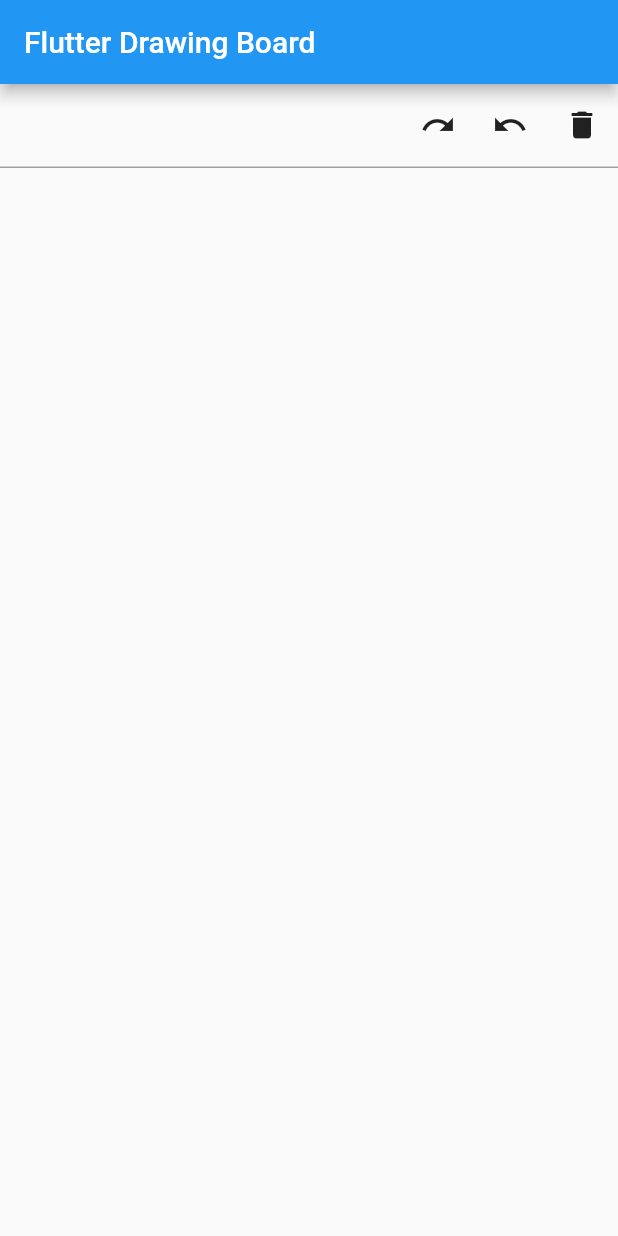
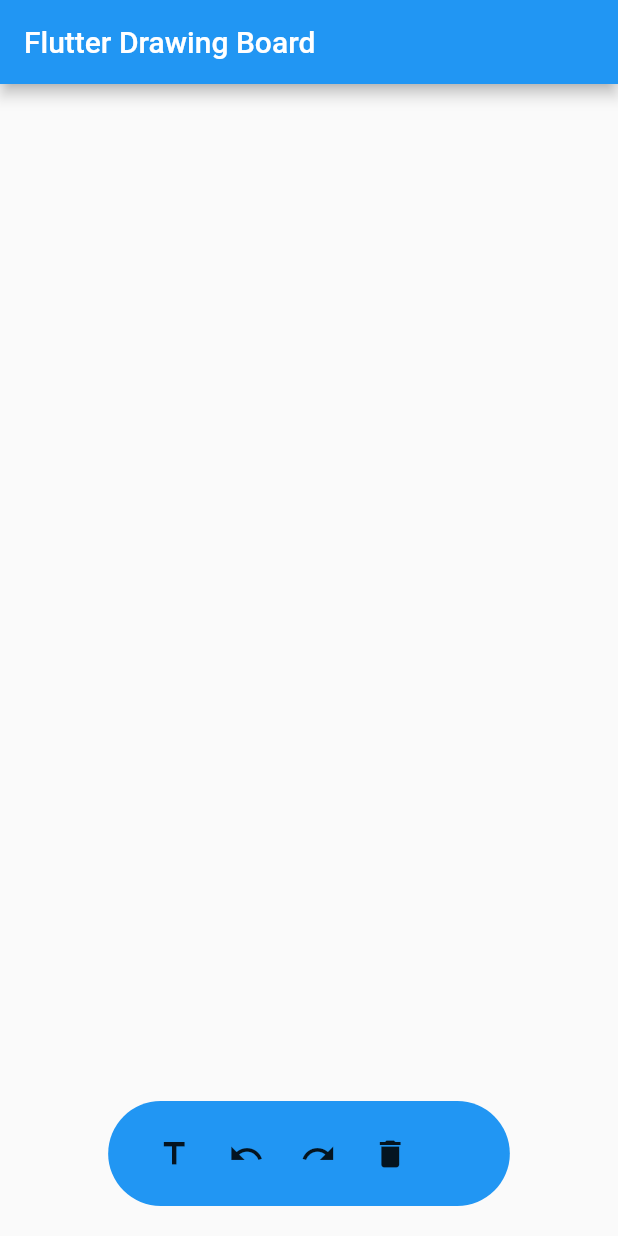
Before and after one commit to Invincible1996/flutter_drawing_board, a Flutter app: the screen it shows after launch, after a tap on the "redo" icon, on a phone screen of 412 x 824 dp. Run offline on Flutter 3.47's test engine with Material 2 defaults, Android fonts, the phone set to English and light mode, and no system bars; our stand-ins replace logger.

Commit message:
support redo uodo

```diff
--- a/lib/drawing_board.dart
+++ b/lib/drawing_board.dart
@@ -25,10 +25,13 @@ class DrawingBoard extends StatefulWidget {
 class _DrawingBoardState extends State<DrawingBoard> {
   List<Offset?> pointList = [];
 
+  ///存放所有坐标
   List<PointIndexModel> pointListWithIndex = [PointIndexModel(0, [])];
 
-  var map = {};
+  ///原始数据 用来实现反撤销的功能
+  List<PointIndexModel> originList = [PointIndexModel(0, [])];
 
+  /// 用index来记录每一帧的绘制
   int curIndex = 0;
 
   @override
@@ -38,22 +41,61 @@ class _DrawingBoardState extends State<DrawingBoard> {
 
   @override
   Widget build(BuildContext context) {
-    return Container(
-      child: Column(
+    return Stack(
+      alignment: Alignment.center,
       children: [
         Container(
-            height: 56,
-            decoration: BoxDecoration(
-              border: Border(
-                bottom: BorderSide(
-                  width: 1,
-                  color: Colors.grey,
+          child: CustomPaint(
+            painter: MyPainter(pointListWithIndex),
+            child: Listener(
+              onPointerDown: (PointerDownEvent event) {
+                // if (event.kind != PointerDeviceKind.touch) return;
+                if (pointListWithIndex.isEmpty) {
+                  pointListWithIndex.add(PointIndexModel(0, []));
+                  originList.add(PointIndexModel(0, []));
+                }
+                setState(() {});
+              },
+              onPointerMove: (PointerMoveEvent event) {
+                // if (event.kind != PointerDeviceKind.touch) return;
+                pointListWithIndex[curIndex].list.add(event.localPosition);
+                originList[curIndex].list.add(event.localPosition);
+                setState(() {});
+              },
+              onPointerUp: (PointerUpEvent event) {
+                // if (event.kind != PointerDeviceKind.touch) return;
+                curIndex++;
+                pointListWithIndex.add(PointIndexModel(curIndex, []));
+                originList.add(PointIndexModel(curIndex, []));
+                setState(() {});
+              },
+              child: Container(
+                color: Colors.transparent,
+                // child: ListView.builder(
+                //   itemBuilder: (context, index) => Container(
+                //     margin: EdgeInsets.symmetric(horizontal: 30, vertical: 15),
+                //     width: 300,
+                //     height: 150,
+                //     color: Colors.lightGreen[100 * index],
+                //   ),
+                // ),
               ),
             ),
           ),
+        ),
+        Positioned(
+          bottom: 20,
+          child: Container(
+            width: MediaQuery.of(context).size.width * .65,
+            height: 70,
+            padding: EdgeInsets.symmetric(horizontal: 20),
             child: Row(
-              mainAxisAlignment: MainAxisAlignment.end,
+              mainAxisAlignment: MainAxisAlignment.start,
               children: [
+                IconButton(
+                  onPressed: () {},
+                  icon: Icon(Icons.title),
+                ),
                 IconButton(
                   onPressed: () {
                     setState(() {
@@ -62,15 +104,33 @@ class _DrawingBoardState extends State<DrawingBoard> {
                       if (pointListWithIndex.length > 1) {
                         pointListWithIndex.removeAt(removeIndex);
                         curIndex--;
+                      } else {
+                        logger.v(pointListWithIndex.length);
+                        ScaffoldMessenger.of(context).showSnackBar(SnackBar(
+                          content: Text('无法撤销'),
+                          duration: Duration(milliseconds: 500),
+                        ));
                       }
-                      logger.v(pointListWithIndex.length);
                     });
                   },
-                  icon: Icon(Icons.redo),
+                  icon: Icon(Icons.undo),
                 ),
                 IconButton(
-                  onPressed: () {},
-                  icon: Icon(Icons.undo),
+                  onPressed: () {
+                    if (originList.length != pointListWithIndex.length) {
+                      var removeIndex = pointListWithIndex.length - 1;
+                      curIndex++;
+                      pointListWithIndex.insert(removeIndex, originList[removeIndex]);
+                    } else {
+                      ScaffoldMessenger.of(context).showSnackBar(
+                        SnackBar(
+                          content: Text('无法还原'),
+                          duration: Duration(milliseconds: 500),
+                        ),
+                      );
+                    }
+                  },
+                  icon: Icon(Icons.redo),
                 ),
                 IconButton(
                   onPressed: () {
@@ -84,38 +144,13 @@ class _DrawingBoardState extends State<DrawingBoard> {
                 ),
               ],
             ),
-          ),
-          Expanded(
-            child: CustomPaint(
-              painter: MyPainter(pointListWithIndex),
-              child: Listener(
-                onPointerDown: (PointerDownEvent event) {
-                  // if (event.kind != PointerDeviceKind.touch) return;
-                  if (pointListWithIndex.isEmpty) {
-                    pointListWithIndex.add(PointIndexModel(0, []));
-                  }
-                  setState(() {});
-                },
-                onPointerMove: (PointerMoveEvent event) {
-                  // if (event.kind != PointerDeviceKind.touch) return;
-                  // pointList.add(event.localPosition);
-                  pointListWithIndex[curIndex].list.add(event.localPosition);
-                  setState(() {});
-                },
-                onPointerUp: (PointerUpEvent event) {
-                  // if (event.kind != PointerDeviceKind.touch) return;
-                  curIndex++;
-                  pointListWithIndex.add(PointIndexModel(curIndex, []));
-                  setState(() {});
-                },
-                child: Container(
-                  color: Colors.transparent,
-                ),
+            decoration: BoxDecoration(
+              color: Colors.blue,
+              borderRadius: BorderRadius.circular(50),
             ),
           ),
         )
       ],
-      ),
     );
   }
 }
```
Lines whose indentation alone changed are shown as unchanged.
